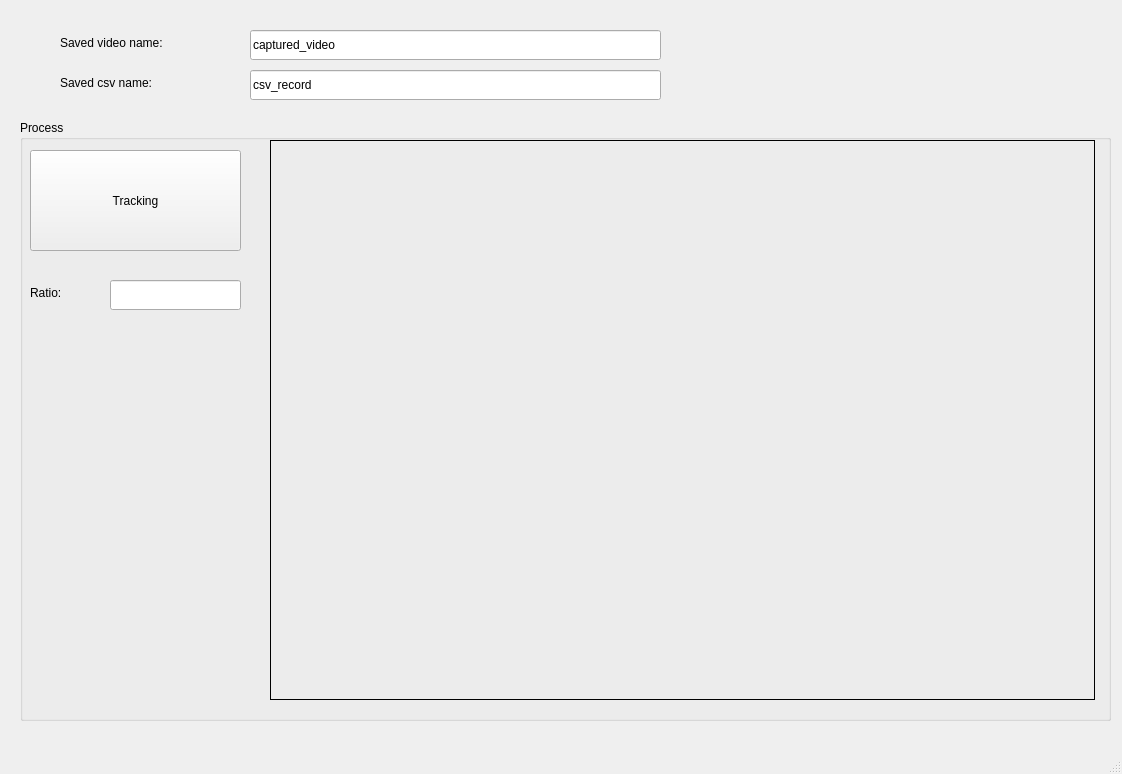
longbach2811/fish-tracking, file fish_tracking_ui.ui: the form before one commit.
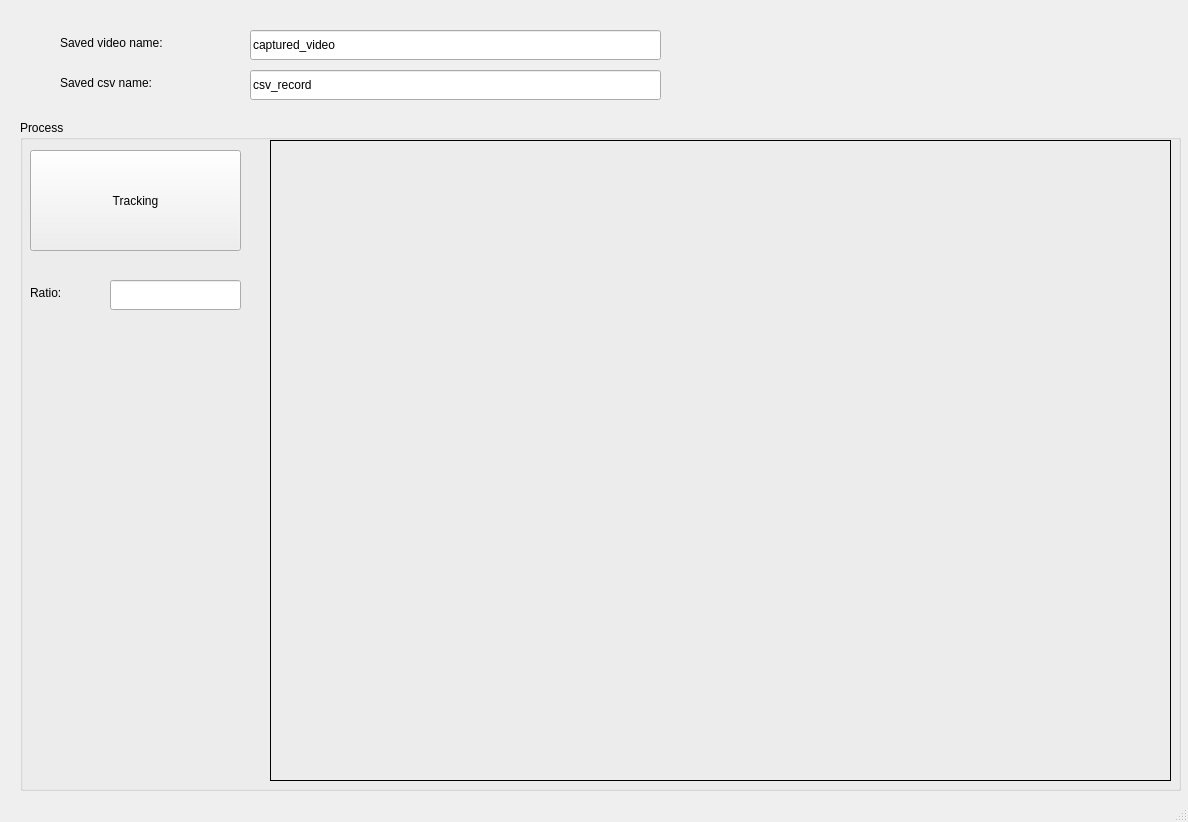
The form after the commit.

```diff
--- a/fish_tracking_ui.ui
+++ b/fish_tracking_ui.ui
@@ -6,8 +6,8 @@
    <rect>
     <x>0</x>
     <y>0</y>
-    <width>1122</width>
-    <height>774</height>
+    <width>1188</width>
+    <height>822</height>
    </rect>
   </property>
   <property name="windowTitle">
@@ -71,8 +71,8 @@
      <rect>
       <x>20</x>
       <y>120</y>
-      <width>1091</width>
-      <height>601</height>
+      <width>1161</width>
+      <height>671</height>
      </rect>
     </property>
     <property name="title">
@@ -119,8 +119,8 @@
       <rect>
        <x>250</x>
        <y>20</y>
-       <width>825</width>
-       <height>560</height>
+       <width>901</width>
+       <height>641</height>
       </rect>
      </property>
      <property name="frameShape">
```
